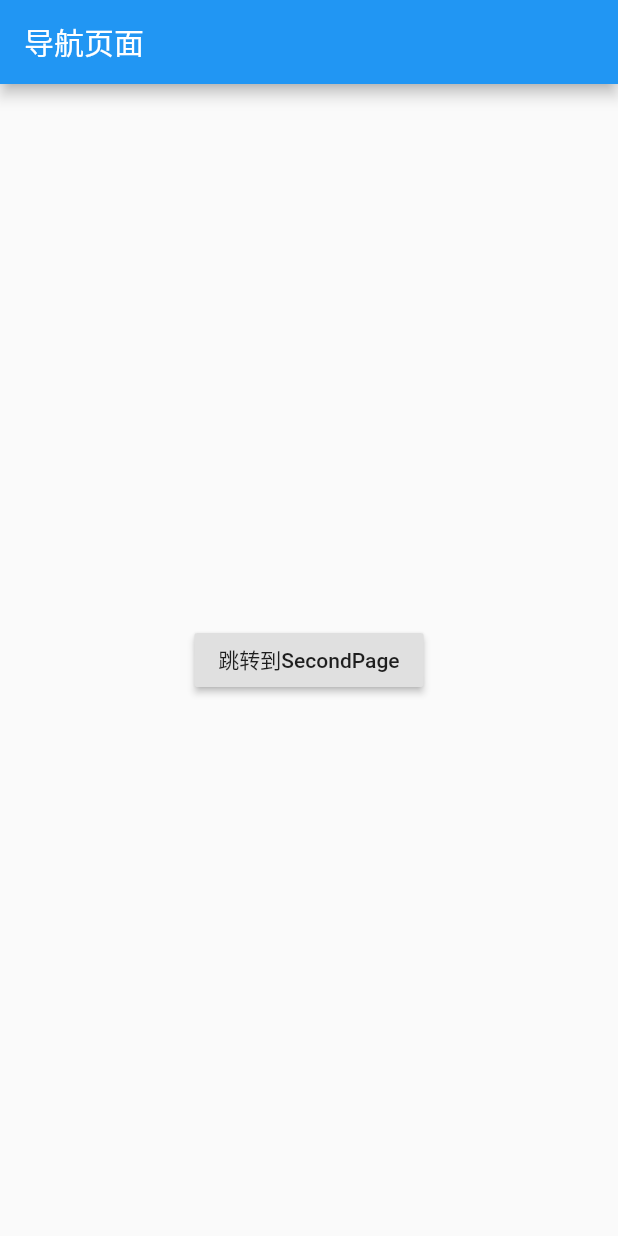
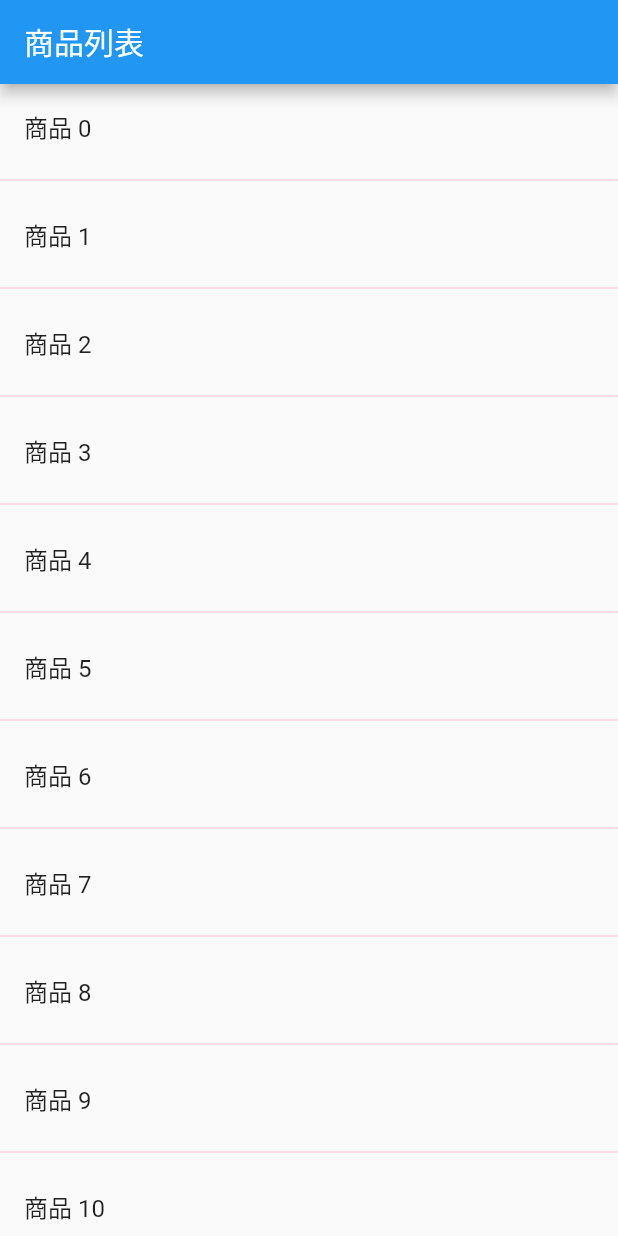
Before and after one commit to yangxiaoge/flutter_app, a Flutter app: the screen it shows after launch, on a phone screen of 412 x 824 dp. Run offline on Flutter 3.47's test engine with Material 2 defaults, Android fonts, the phone set to English and light mode, and no system bars.

Commit message:
导航的参数传递和接受

```diff
--- a/lib/main.dart
+++ b/lib/main.dart
@@ -1,54 +1,65 @@
 import 'package:flutter/material.dart';
-import 'SecondPage.dart';
 
-void main() => runApp(MyApp());
+class Product {
+  final String title;
+  final String desc;
+  Product(this.title, this.desc);
+}
 
-class MyApp extends StatelessWidget {
+void main() {
+  runApp(MaterialApp(
+    title: '导航的数据传递和接收',
+    home: ProductListView(
+        products: List.generate(100, (i) => Product('商品 $i', '商品详情,编号为：$i'))),
+  ));
+}
+
+class ProductListView extends StatelessWidget {
+  final List<Product> products;
+
+  ProductListView({Key key, @required this.products}) : super(key: key);
+
   @override
   Widget build(BuildContext context) {
-    return MaterialApp(
-      title: '导航演示',
-      home: FirstPage(),
+    return Scaffold(
+      appBar: AppBar(
+        title: Text('商品列表'),
+      ),
+      body: ListView.builder(
+        itemCount: products.length,
+        itemBuilder: (context, i) => Column(
+              children: <Widget>[
+                ListTile(
+                  title: Text('${products[i].title}'),
+                  onTap: () {
+                    Navigator.push(
+                        context,
+                        MaterialPageRoute(
+                          builder: (context) =>
+                              ProductDetail(itemProduct: products[i]),
+                        ));
+                  },
+                ),
+                Divider(color: Color(0xfff8bbd0),)
+              ],
+            ),
+      ),
     );
   }
 }
 
-class FirstPage extends StatelessWidget {
+class ProductDetail extends StatelessWidget {
+  final Product itemProduct;
+  ProductDetail({Key key, this.itemProduct}) : super(key: key);
   @override
   Widget build(BuildContext context) {
     return Scaffold(
-        appBar: AppBar(
-          title: Text('导航页面'),
-        ),
-        body: Center(
-          child: RaisedButton(
-            child: Text('跳转到SecondPage'),
-            onPressed: () {
-              Navigator.push(
-                  context,
-                  MaterialPageRoute(
-                    builder: (context) => SecondPage(),
-                  ));
-            },
-          ),
-        ));
+      appBar: AppBar(
+        title: Text('商品详情页'),
+      ),
+      body: Center(
+        child: Text(itemProduct.desc),
+      ),
+    );
   }
 }
-
-// class SecondPage extends StatelessWidget {
-//   @override
-//   Widget build(BuildContext context) {
-//     return Scaffold(
-//         appBar: AppBar(
-//           title: Text('导航页面2'),
-//         ),
-//         body: Center(
-//           child: RaisedButton(
-//             child: Text('返回'),
-//             onPressed: () {
-//               Navigator.pop(context);
-//             },
-//           ),
-//         ));
-//   }
-// }
```
